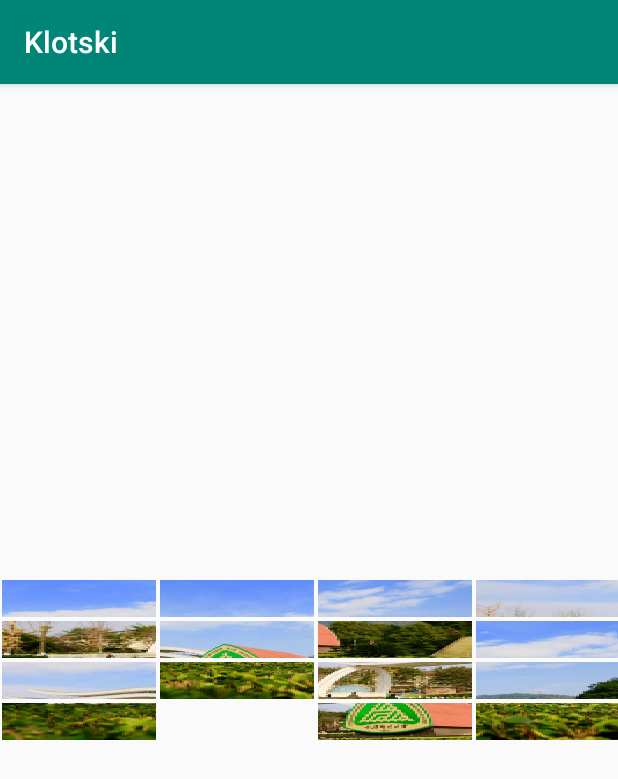
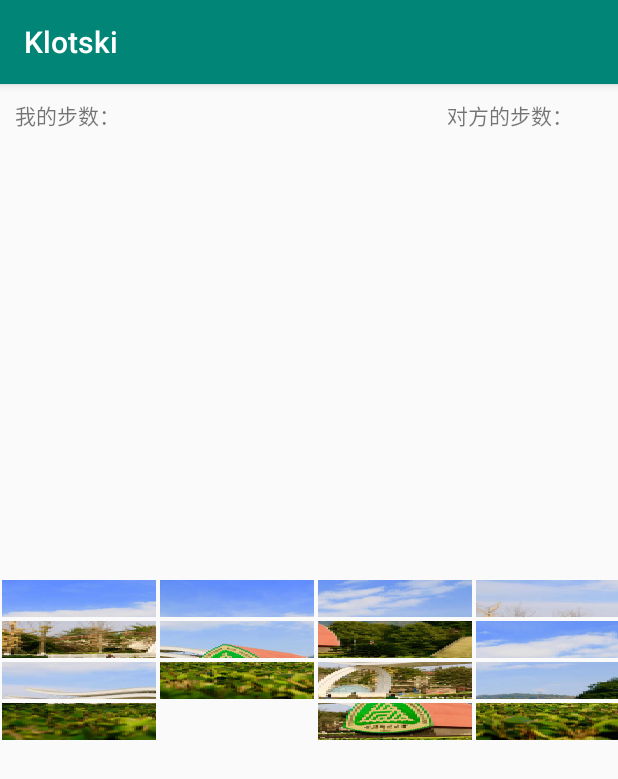
Before and after one commit to Xxxseventea/Klotski1, an Android app: the SingleActivity screen opened directly, with no data from a screen before it, on a phone screen of 412 x 824 dp. Shown: the top 779 px of the screen. Run offline under Robolectric (Android 15) with nearby library versions, the phone set to English and light mode, and no system bars.

Commit message:
显示步数

```diff
--- a/app/src/main/java/com/example/klotski/MainActivity.java
+++ b/app/src/main/java/com/example/klotski/MainActivity.java
@@ -10,6 +10,7 @@ import android.widget.Button;
 public class MainActivity extends AppCompatActivity {
     Button single;
     Button double1;
+
 
 
     @Override
--- a/app/src/main/java/com/example/klotski/SingleActivity.java
+++ b/app/src/main/java/com/example/klotski/SingleActivity.java
@@ -5,6 +5,7 @@ import androidx.appcompat.app.AppCompatActivity;
 import android.graphics.Bitmap;
 import android.os.Bundle;
 import android.os.Handler;
+import android.os.Message;
 import android.view.GestureDetector;
 import android.view.MotionEvent;
 import android.view.View;
@@ -12,6 +13,7 @@ import android.view.animation.Animation;
 import android.view.animation.TranslateAnimation;
 import android.widget.GridLayout;
 import android.widget.ImageView;
+import android.widget.TextView;
 import android.widget.Toast;
 
 import com.example.klotski.bean.Picture;
@@ -34,11 +36,30 @@ public class SingleActivity extends AppCompatActivity {
 
     int position = 0;
 
+
+    int count = 0;
+
+    TextView textView;
+
+    //handler更新ui
+    Handler handler = new Handler(){
+        @Override
+        public void handleMessage(Message msg) {
+            super.handleMessage(msg);
+            switch (msg.what){
+                case 0:
+                    textView.setText(String.valueOf(count));
+            }
+        }
+    };
+
+
     @Override
     protected void onCreate(Bundle savedInstanceState) {
         super.onCreate(savedInstanceState);
         setContentView(R.layout.activity_single);
         gridLayout = findViewById(R.id.gridlayout);
+        textView = findViewById(R.id.wode);
         /**
          * 手势问题
          */
@@ -164,6 +185,9 @@ public class SingleActivity extends AppCompatActivity {
      * @param imageView
      */
     private void handleClickItem(final ImageView imageView){
+        new Thread(new Runnable() {
+            @Override
+            public void run() {
                 if(!isAnimated){
                     TranslateAnimation translateAnimation = null;
                     //右往左
@@ -219,7 +243,14 @@ public class SingleActivity extends AppCompatActivity {
                     }
 
                     imageView.startAnimation(translateAnimation);
+                    count++;
+                    //count加完后发送消息
+                    Message message = new Message();
+                    message.arg1 = 0;
+                    handler.sendMessage(message);
                 }
+            }
+        }).start();
 
     }
 
--- a/app/src/main/res/layout/activity_single.xml
+++ b/app/src/main/res/layout/activity_single.xml
@@ -5,6 +5,43 @@
     android:layout_width="match_parent"
     android:layout_height="match_parent"
     tools:context=".SingleActivity">
+
+    <LinearLayout
+        android:layout_width="wrap_content"
+        android:layout_height="wrap_content"
+        android:orientation="horizontal">
+
+        <TextView
+            android:layout_width="wrap_content"
+            android:layout_height="wrap_content"
+            android:text="我的步数："
+            android:padding="10dp"/>
+
+        <TextView
+            android:id="@+id/wode"
+            android:layout_width="wrap_content"
+            android:layout_height="wrap_content"
+            android:padding="10dp"/>
+    </LinearLayout>
+
+    <LinearLayout
+        android:layout_width="wrap_content"
+        android:layout_height="wrap_content"
+        android:orientation="horizontal"
+        android:layout_alignParentRight="true">
+
+        <TextView
+            android:layout_width="wrap_content"
+            android:layout_height="wrap_content"
+            android:text="对方的步数："
+            android:padding="10dp"/>
+
+        <TextView
+            android:id="@+id/duifang"
+            android:layout_width="wrap_content"
+            android:layout_height="wrap_content"
+            android:padding="10dp"/>
+    </LinearLayout>
 
     <GridLayout
         android:id="@+id/gridlayout"
```
Lines whose indentation alone changed are shown as unchanged.
